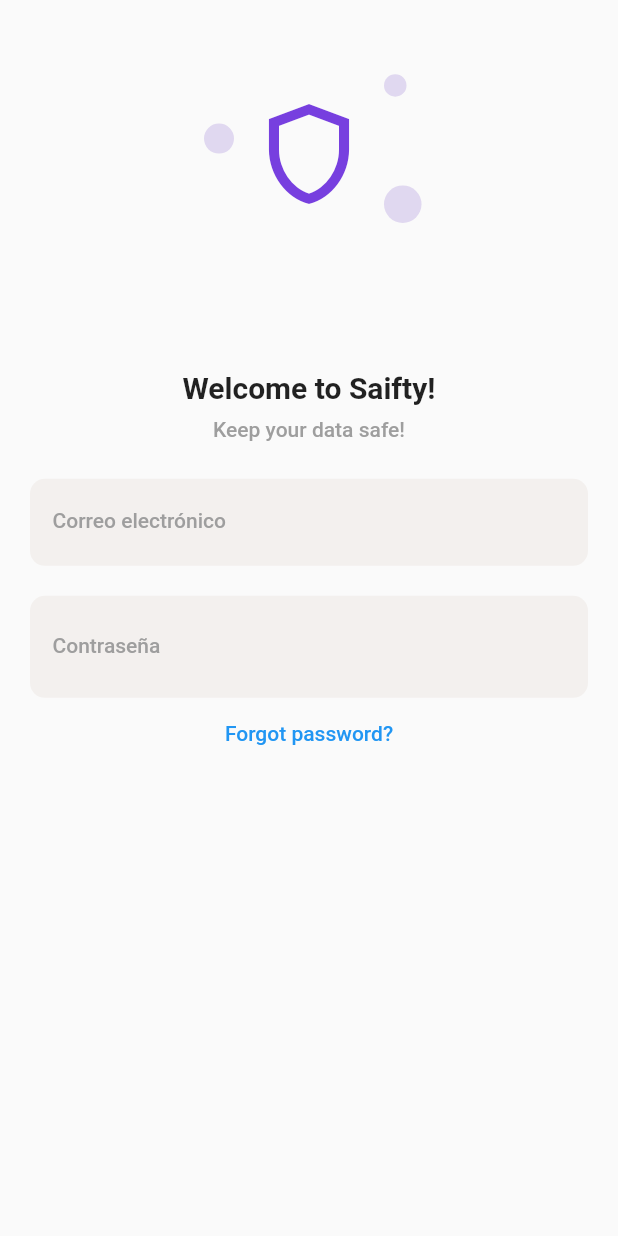
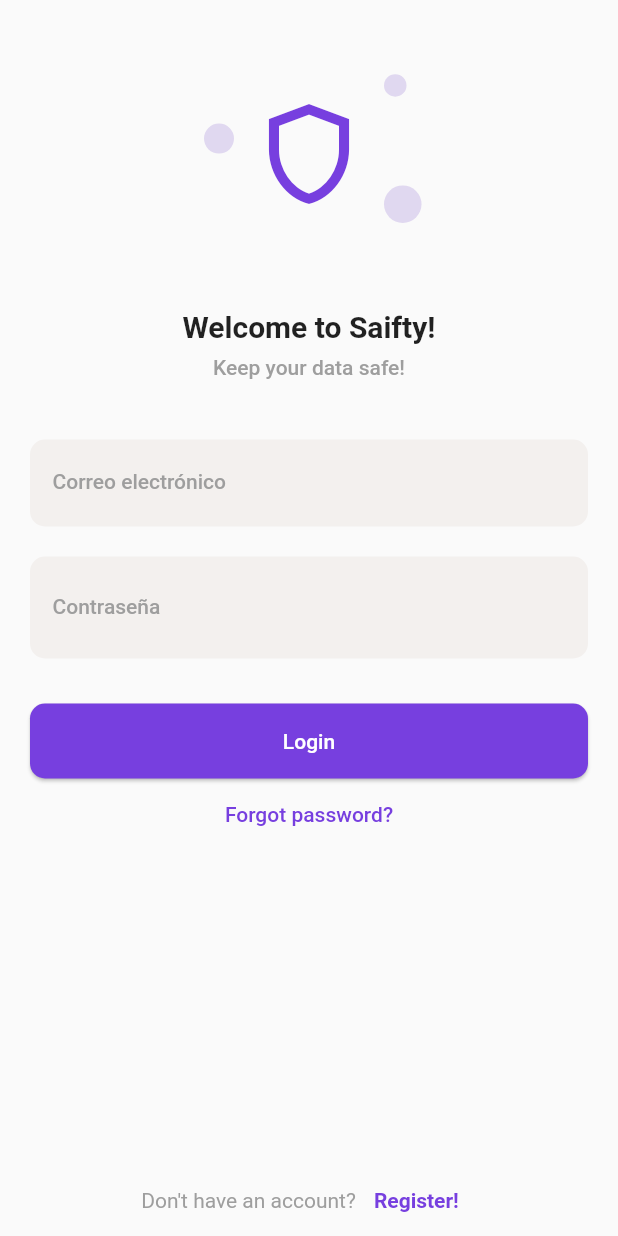
Before and after one commit to Scrackc/store-app, a Flutter app: the screen it shows after launch, on a phone screen of 412 x 824 dp. Run offline on Flutter 3.47's test engine with Material 2 defaults, Android fonts, the phone set to English and light mode, and no system bars.

Commit message:
Diseño de login completado

```diff
--- a/lib/screens/login_screen.dart
+++ b/lib/screens/login_screen.dart
@@ -10,8 +10,55 @@ class LoginScreen extends StatelessWidget {
   Widget build(BuildContext context) {
     return Scaffold(
       body: SafeArea(
-        child: SingleChildScrollView(
+        child: LayoutBuilder(
+          builder: (BuildContext context, BoxConstraints viewportConstraints) {
+            return SingleChildScrollView(
+              child: ConstrainedBox(
+                constraints: BoxConstraints(
+                  minHeight: viewportConstraints.maxHeight,
+                ),
                 child: Column(
+                  mainAxisAlignment: MainAxisAlignment.spaceBetween,
+                  mainAxisSize: MainAxisSize.min,
+                  children: [
+                    const _LogoAndForm(),
+                    // * Boton de registro
+                    Row(
+                      mainAxisAlignment: MainAxisAlignment.center,
+                      children: [
+                        Text(
+                          "Don't have an account?",
+                          style: TextStyle(color: Colors.grey),
+                        ),
+                        TextButton(
+                          onPressed: () {},
+                          child: Text(
+                            "Register!",
+                            style: TextStyle(
+                                color: Color.fromRGBO(119, 63, 223, 1),
+                                fontWeight: FontWeight.bold),
+                          ),
+                        )
+                      ],
+                    ),
+                  ],
+                ),
+              ),
+            );
+          },
+        ),
+      ),
+    );
+  }
+}
+
+class _LogoAndForm extends StatelessWidget {
+  const _LogoAndForm({super.key});
+
+  @override
+  Widget build(BuildContext context) {
+    return Column(
+      mainAxisAlignment: MainAxisAlignment.end,
       children: [
         _LogoBackground(),
         Text(
@@ -23,11 +70,10 @@ class LoginScreen extends StatelessWidget {
         ),
         Text(
           "Keep your data safe!",
-                style:
-                    TextStyle(color: Colors.grey, fontWeight: FontWeight.w500),
+          style: TextStyle(color: Colors.grey, fontWeight: FontWeight.w500),
         ),
         SizedBox(
-                height: 25,
+          height: 40,
         ),
         Form(
           child: Padding(
@@ -35,8 +81,8 @@ class LoginScreen extends StatelessWidget {
             child: Column(
               children: [
                 Container(
-                        padding: const EdgeInsets.symmetric(
-                            vertical: 5, horizontal: 15),
+                  padding:
+                      const EdgeInsets.symmetric(vertical: 5, horizontal: 15),
                   decoration: BoxDecoration(
                       borderRadius: BorderRadius.circular(10),
                       color: const Color.fromRGBO(243, 240, 238, 1)),
@@ -65,8 +111,8 @@ class LoginScreen extends StatelessWidget {
                   height: 20,
                 ),
                 Container(
-                        padding: const EdgeInsets.symmetric(
-                            vertical: 10, horizontal: 15),
+                  padding:
+                      const EdgeInsets.symmetric(vertical: 10, horizontal: 15),
                   decoration: BoxDecoration(
                       borderRadius: BorderRadius.circular(10),
                       color: const Color.fromRGBO(243, 240, 238, 1)),
@@ -91,21 +137,38 @@ class LoginScreen extends StatelessWidget {
                     // onChanged: (value) => loginForm.email = value,
                   ),
                 ),
+                SizedBox(
+                  height: 30,
+                ),
+                ElevatedButton(
+                  onPressed: () {},
+                  child: Text(
+                    "Login",
+                    style: TextStyle(color: Colors.white),
+                  ),
+                  style: ElevatedButton.styleFrom(
+                    minimumSize: Size.fromHeight(50),
+                    backgroundColor: Color.fromRGBO(119, 63, 223, 1),
+                    shape: RoundedRectangleBorder(
+                      borderRadius: BorderRadius.circular(10.0),
+                    ),
+                  ),
+                )
               ],
             ),
           ),
         ),
         TextButton(
           onPressed: () {},
-                child: Text("Forgot password?"),
-                style: ButtonStyle(
-
-                ),
-              )
-            ],
+          child: Text(
+            "Forgot password?",
+            style: TextStyle(
+              color: Color.fromRGBO(119, 63, 223, 1),
             ),
           ),
+          style: ButtonStyle(),
         ),
+      ],
     );
   }
 }
@@ -137,9 +200,9 @@ class _FirstBox extends StatelessWidget {
   Widget build(BuildContext context) {
     final size = MediaQuery.of(context).size;
 
-    return Container(
+    return SizedBox(
       width: double.infinity,
-      height: size.height * 0.3,
+      height: size.height * 0.25,
       // color: Colors.grey.withOpacity(0.6),
       child: Stack(
         children: [
```
Lines whose indentation alone changed are shown as unchanged.
